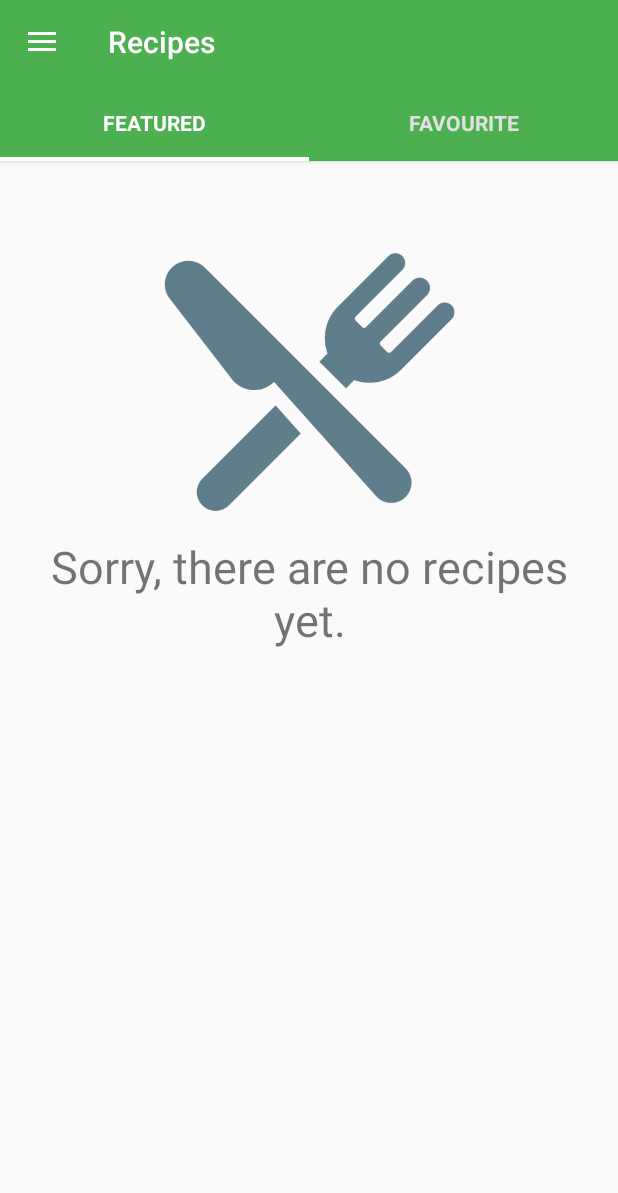
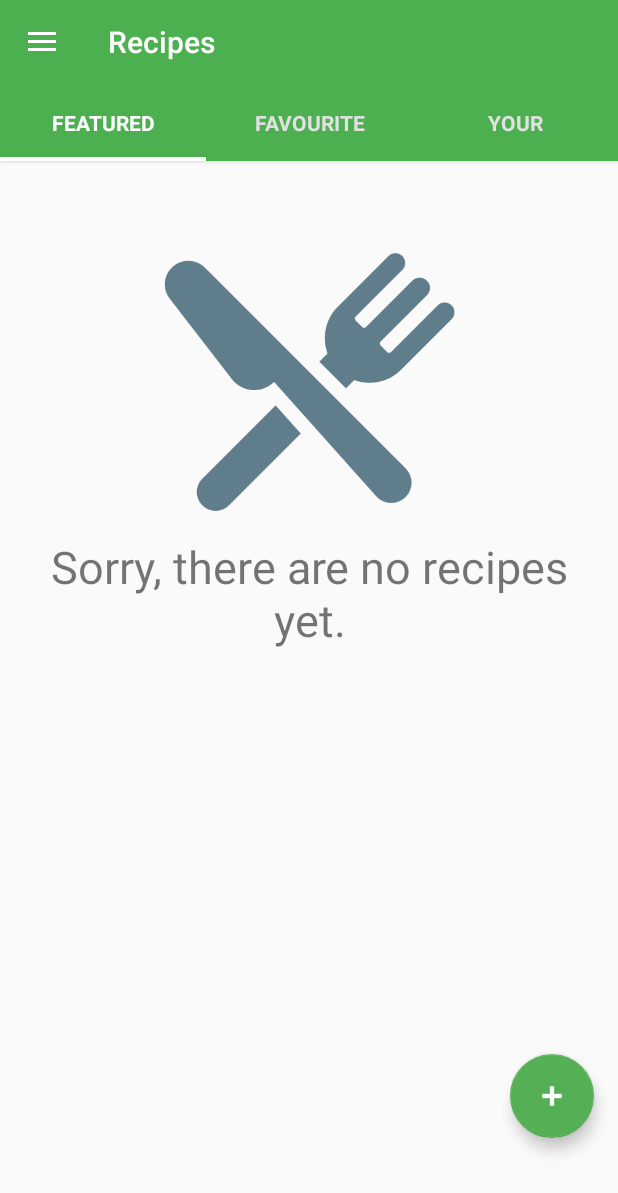
Before and after one commit to GregoireAmeye/DrShopper, an Android app: the RecipesActivity screen opened directly, with no data from a screen before it, on a phone screen of 412 x 824 dp. Shown: the top 1193 px of the screen. Run offline under Robolectric (Android 15) with nearby library versions, the phone set to English and light mode, and no system bars; our stand-ins replace AdMob, Picasso; network calls fail; pictures from the network do not load.

Commit message:
Adding recipes now possible but without image and ingredients

```diff
--- a/app/build.gradle
+++ b/app/build.gradle
@@ -11,8 +11,8 @@ android {
         applicationId 'be.howest.nmct.shopperio'
         minSdkVersion 19
         targetSdkVersion 23
-        versionCode 5
-        versionName "1.1"
+        versionCode 7
+        versionName "1.3"
         multiDexEnabled true
     }
     buildTypes {
--- a/app/src/main/java/be/howest/nmct/shopperio/CreateRecipeActivity.java
+++ b/app/src/main/java/be/howest/nmct/shopperio/CreateRecipeActivity.java
@@ -131,7 +131,7 @@ public class CreateRecipeActivity extends AppCompatActivity implements AddIngred
                 Bitmap bm = MediaStore.Images.Media.getBitmap(getContentResolver(), selectedImageUri);
                 boolean test = new RecipeService.createNewRecipe().execute(etRecipeName.getText().toString(), etDescription.getText().toString(), etInstructions.getText().toString(), ingredients, bm).get();
             } else {
-                boolean test = new RecipeService.createNewRecipe().execute(etRecipeName.getText().toString(), etDescription.getText().toString(), etInstructions.getText().toString(), ingredients).get();
+                boolean test = new RecipeService.createNewRecipe().execute(etRecipeName.getText().toString(), etDescription.getText().toString(), etInstructions.getText().toString(), ingredients, null).get();
             }
         } catch (FileNotFoundException ex) {
         } catch (IOException ex) {
--- a/app/src/main/java/be/howest/nmct/shopperio/RecipesActivity.java
+++ b/app/src/main/java/be/howest/nmct/shopperio/RecipesActivity.java
@@ -47,7 +47,7 @@ public class RecipesActivity extends ActionBarActivity {
     FloatingActionButton fabAddNewRecipe;
     CoordinatorLayout coordinatorLayout;
     Intent intent;
-    String[] Titles = {"Featured", "Favourite"};
+    String[] Titles = {"Featured", "Favourite", "your"};
     int Numboftabs = Titles.length;
     Context c = null;
     private NavigationView navigationView;
@@ -110,13 +110,13 @@ public class RecipesActivity extends ActionBarActivity {
         ImageView imgProfile = (ImageView) header.findViewById(R.id.imgProfile);
         imgProfile.setImageBitmap(getBitmapFromURL(g.getFotoUrl()));
 
-        /*fabAddNewRecipe = (FloatingActionButton) findViewById(R.id.fabAddNewRecipe);
+        fabAddNewRecipe = (FloatingActionButton) findViewById(R.id.fabAddNewRecipe);
         fabAddNewRecipe.setOnClickListener(new View.OnClickListener() {
             @Override
             public void onClick(View v) {
                 CreateNewRecipe();
             }
-        });*/
+        });
 
         //Setting Navigation View Item Selected Listener to handle the item click of the navigation menu
         navigationView.setNavigationItemSelectedListener(new NavigationView.OnNavigationItemSelectedListener() {
--- a/app/src/main/java/be/howest/nmct/shopperio/SplashActivity.java
+++ b/app/src/main/java/be/howest/nmct/shopperio/SplashActivity.java
@@ -5,7 +5,7 @@ import android.os.Bundle;
 import android.support.v7.app.AppCompatActivity;
 
 /**
- * Created by Greg on 22-Aug-16.
+ * Created by Greg on 23-Aug-16.
  */
 public class SplashActivity extends AppCompatActivity {
 
--- a/app/src/main/java/be/howest/nmct/shopperio/Tabs/ViewPagerAdapter.java
+++ b/app/src/main/java/be/howest/nmct/shopperio/Tabs/ViewPagerAdapter.java
@@ -28,21 +28,21 @@ public class ViewPagerAdapter extends FragmentStatePagerAdapter {
     @Override
     public Fragment getItem(int position) {
 
-        /*if (position == 0) // if the position is 0 we are returning the First tab
+        if (position == 0) // if the position is 0 we are returning the First tab
+        {
+            YourRecipesFragment tab2 = new YourRecipesFragment();
+            return tab2;
+        } else if (position == 1)         // As we are having 2 tabs if the position is now 0 it must be 1 so we are returning second tab
+        {
+            FavoriteRecipesFragment tab3 = new FavoriteRecipesFragment();
+            return tab3;
+        } else if (position == 2) // if the position is 0 we are returning the First tab
         {
             AllRecipesFragment tab1 = new AllRecipesFragment();
             return tab1;
-        } else */if (position == 0) // if the position is 0 we are returning the First tab
-        {
-            YourRecipesFragment tab2 = new YourRecipesFragment();
-            return tab2;
-        } else             // As we are having 2 tabs if the position is now 0 it must be 1 so we are returning second tab
-        {
-            FavoriteRecipesFragment tab3 = new FavoriteRecipesFragment();
-            return tab3;
         }
 
-
+        return null;
     }
 
     // This method return the titles for the Tabs in the Tab Strip
--- a/app/src/main/res/layout/activity_recipes.xml
+++ b/app/src/main/res/layout/activity_recipes.xml
@@ -63,7 +63,7 @@
             <RelativeLayout
                 android:layout_width="fill_parent"
                 android:layout_height="fill_parent">
-                <!--<android.support.design.widget.FloatingActionButton
+                <android.support.design.widget.FloatingActionButton
                     android:id="@+id/fabAddNewRecipe"
                     android:layout_width="wrap_content"
                     android:layout_height="wrap_content"
@@ -73,7 +73,7 @@
                     android:layout_marginLeft="@dimen/fab_margin"
                     android:layout_marginRight="@dimen/fab_margin"
                     android:layout_alignParentBottom="true"
-                    android:layout_alignParentEnd="true" />-->
+                    android:layout_alignParentEnd="true" />
             </RelativeLayout>
         </FrameLayout>
     </LinearLayout>
```
Also changed, not shown: app/src/main/java/be/howest/nmct/shopperio/Service/RecipeService.java (+5 -5 lines), 1 other file.
